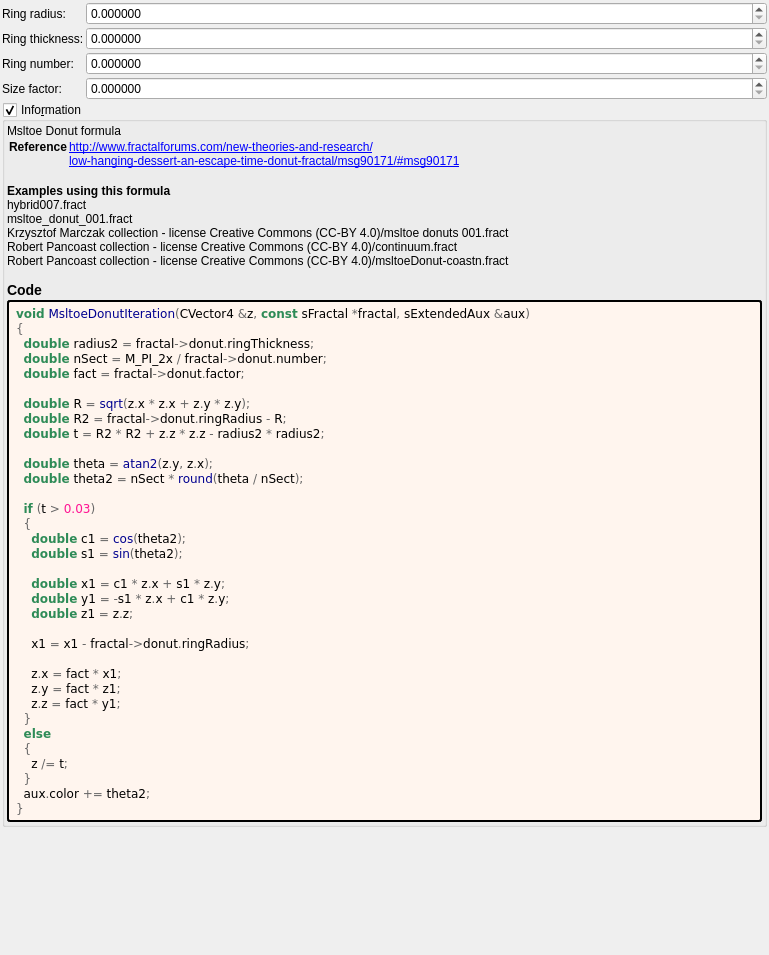
buddhi1980/mandelbulber2, file mandelbulber2/formula/ui/msltoe_donut.ui: the form before one commit.
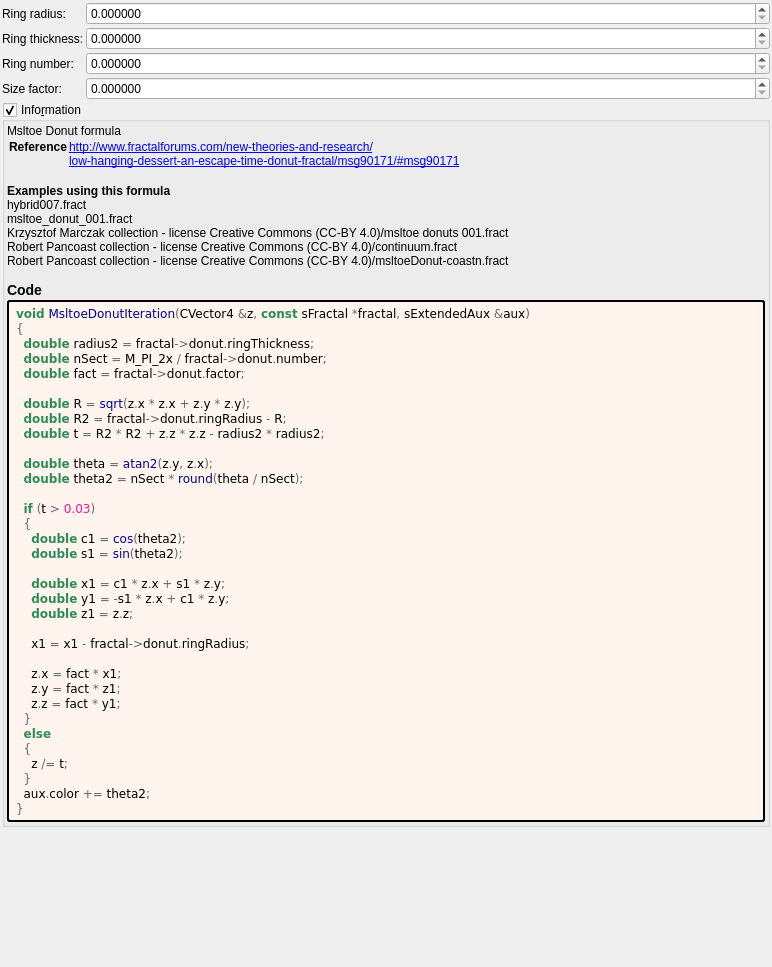
The form after the commit. Custom widgets are drawn as their Qt base class.

What changed in the file:
```diff
--- a/mandelbulber2/formula/ui/msltoe_donut.ui
+++ b/mandelbulber2/formula/ui/msltoe_donut.ui
@@ -6,8 +6,8 @@
    <rect>
     <x>0</x>
     <y>0</y>
-    <width>769</width>
-    <height>955</height>
+    <width>772</width>
+    <height>967</height>
    </rect>
   </property>
   <property name="windowTitle">
```
Left out of the diff: 86 changed lines with no effect on the pictures.
